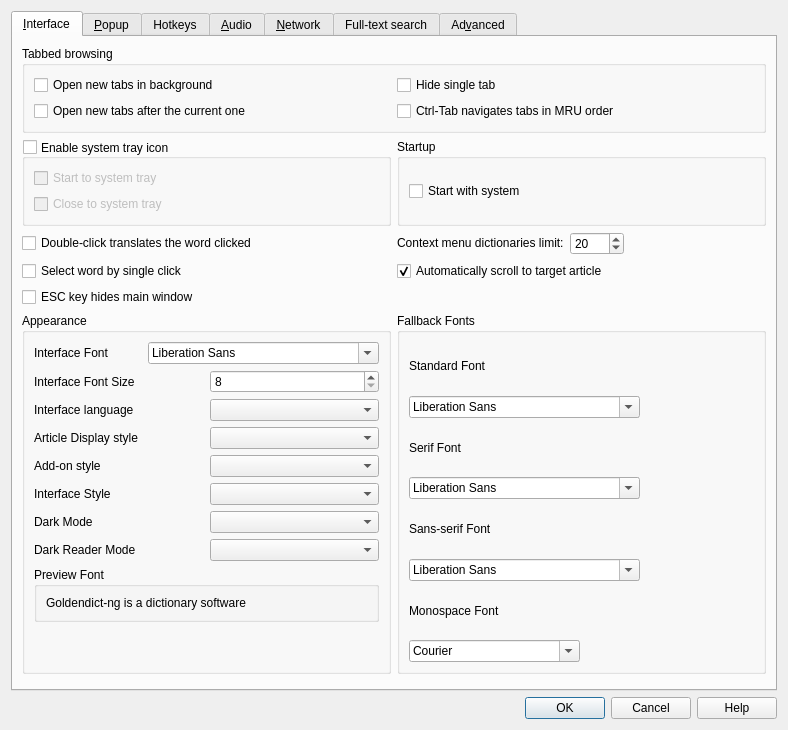
First picture: the form in src/ui/preferences.ui, repository xiaoyifang/goldendict-ng, before the edit.
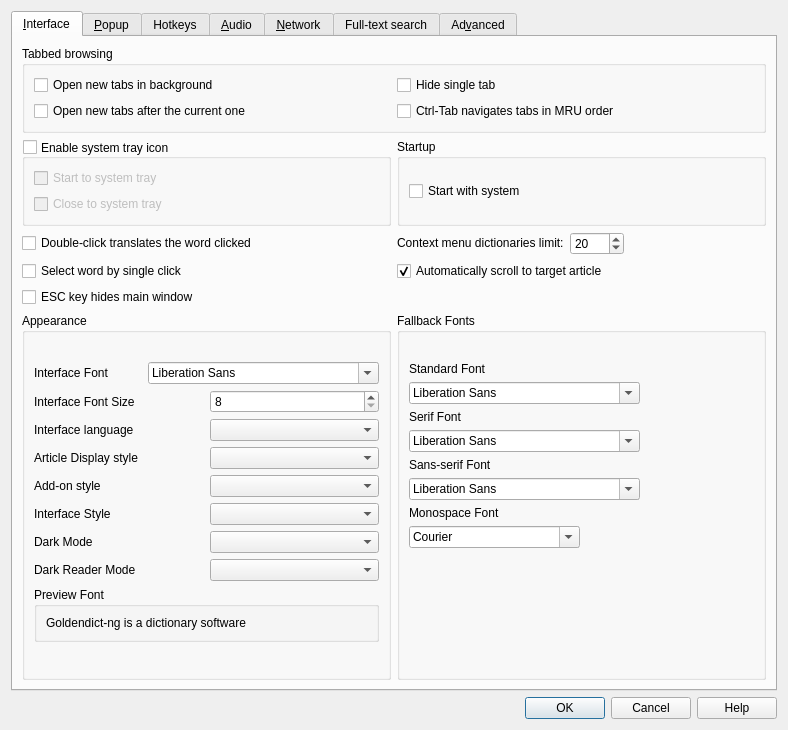
Second picture: the form after the edit. Icons and pictures are not drawn. Custom widgets are drawn as their Qt base class.

Commit message: opt:font preview in preference dialog

```diff
--- a/src/ui/preferences.ui
+++ b/src/ui/preferences.ui
@@ -284,6 +284,19 @@
           <string>Appearance</string>
          </property>
          <layout class="QVBoxLayout" name="verticalLayout_16">
+          <item>
+           <spacer name="horizontalSpacer_3">
+            <property name="orientation">
+             <enum>Qt::Horizontal</enum>
+            </property>
+            <property name="sizeHint" stdset="0">
+             <size>
+              <width>40</width>
+              <height>20</height>
+             </size>
+            </property>
+           </spacer>
+          </item>
           <item>
            <layout class="QHBoxLayout" name="horizontalLayout_17">
             <item>
@@ -507,6 +520,19 @@
           <string>Fallback Fonts</string>
          </property>
          <layout class="QVBoxLayout" name="verticalLayout_17">
+          <item>
+           <spacer name="horizontalSpacer_5">
+            <property name="orientation">
+             <enum>Qt::Horizontal</enum>
+            </property>
+            <property name="sizeHint" stdset="0">
+             <size>
+              <width>40</width>
+              <height>20</height>
+             </size>
+            </property>
+           </spacer>
+          </item>
           <item>
            <widget class="QLabel" name="label_16">
             <property name="text">
@@ -578,6 +604,19 @@
             </property>
            </widget>
           </item>
+          <item>
+           <spacer name="verticalSpacer_9">
+            <property name="orientation">
+             <enum>Qt::Vertical</enum>
+            </property>
+            <property name="sizeHint" stdset="0">
+             <size>
+              <width>20</width>
+              <height>40</height>
+             </size>
+            </property>
+           </spacer>
+          </item>
          </layout>
         </widget>
        </item>
```
